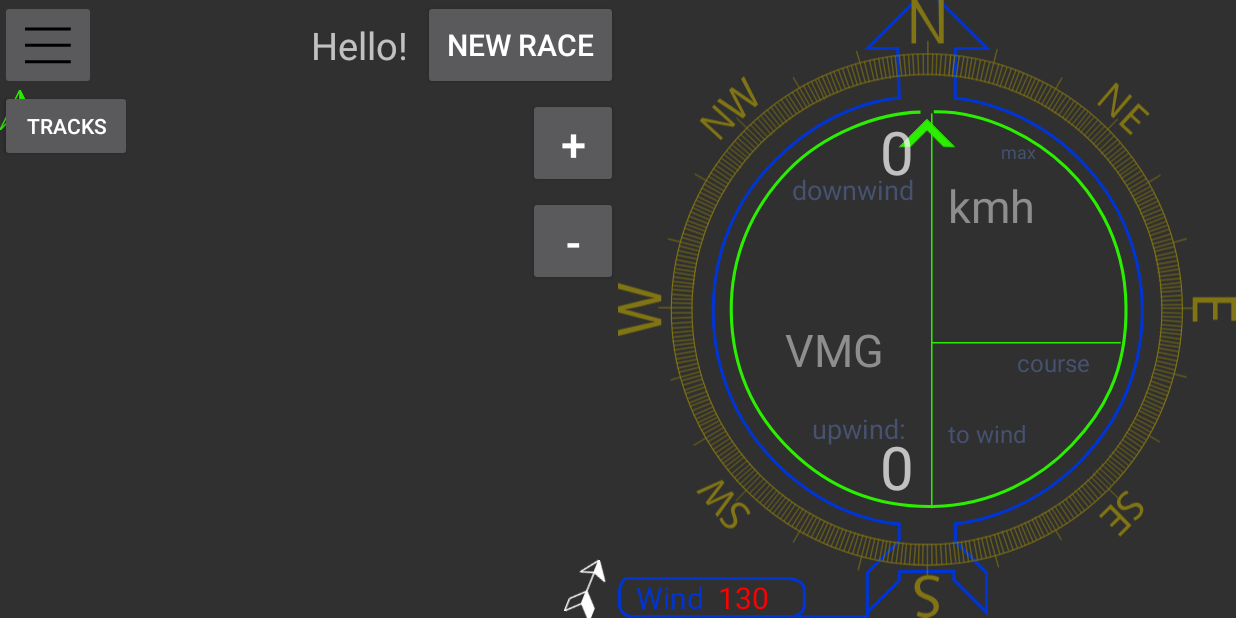
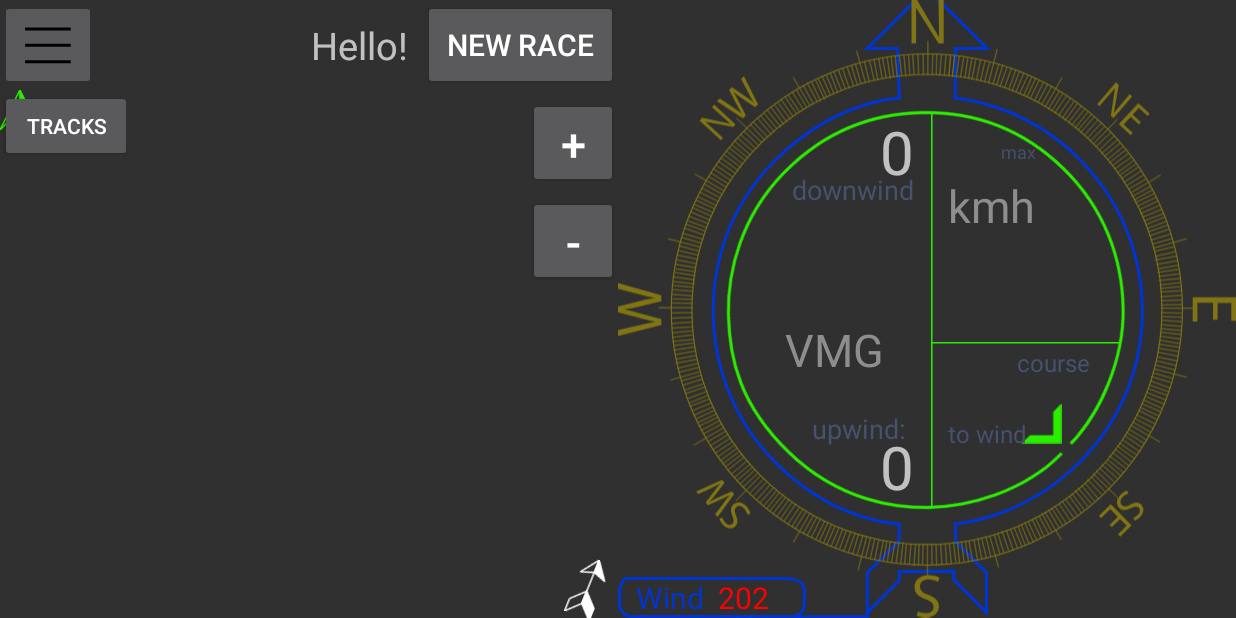
Before and after one commit to tCynik/KiteTimer, an Android app: the screen it shows after launch (MainActivity), on a phone screen of 824 x 412 dp (held sideways). Run offline under Robolectric (Android 15) with nearby library versions, the phone set to English and light mode, and no system bars; pictures from the network do not load; 2 statements that could not run were skipped.

Commit message:
fixed bug with the non-changing wind direction field in sailingTools

```diff
--- a/src/main/java/com/example/racertimer/sailingToolsFragment/SailingToolsFragment.java
+++ b/src/main/java/com/example/racertimer/sailingToolsFragment/SailingToolsFragment.java
@@ -72,6 +72,7 @@ public class SailingToolsFragment extends Fragment {
 
         initManualWindSetting();
         passInstanceToMain();
+        arrowsLayoutCL.setRotation(135);// поворачиваем вьюшку
 
         initLocationHerald();
         return view;
@@ -114,6 +115,7 @@ public class SailingToolsFragment extends Fragment {
             @Override
             public void onChanged(Integer value) {
                 bearingTV.setText(String.valueOf(bearing));
+                Log.i("bugfix", "bearing is $bearing");
                 arrowsLayoutCL.setRotation(bearing);// поворачиваем вьюшку
             }
         });
@@ -154,7 +156,12 @@ public class SailingToolsFragment extends Fragment {
             }
         });
 
-        // TODO: init field observers to observ ViewModel
+        viewModel.getWindDirectionLive().observe(getViewLifecycleOwner(), new Observer<Integer>() {
+            @Override
+            public void onChanged(Integer value) {
+                windTV.setText(value.toString());
+            }
+        });
     }
 
     private void initManualWindSetting() {
--- a/src/main/java/com/example/racertimer/sailingToolsFragment/ViewModel.kt
+++ b/src/main/java/com/example/racertimer/sailingToolsFragment/ViewModel.kt
@@ -1,5 +1,6 @@
 package com.example.racertimer.sailingToolsFragment
 
+import android.util.Log
 import androidx.lifecycle.MutableLiveData
 import androidx.lifecycle.ViewModel
 
@@ -13,6 +14,7 @@ class ViewModel: ViewModel() {
     var maxUpwindLive = MutableLiveData<Int>()
     var maxDownwindLive = MutableLiveData<Int>()
     var bearingLive = MutableLiveData<Int>()
+    var windDirectionLive = MutableLiveData<Int>()
     var courseToWindLive = MutableLiveData<Int>()
 
 
@@ -50,14 +52,13 @@ class ViewModel: ViewModel() {
     }
 
     fun onLocationChanged(velocityMpS: Int, bearing: Int) {
-        //val velocityKMH = (velocityMS * 3.6).toInt()
         model.onLocationChanged(velocityMpS, bearing)
-        //speedLive.value = velocityMS
         bearingLive.value = bearing
     }
 
     fun onWindChanged(windDirection: Int) {
         model.onWindChanged(windDirection)
+        windDirectionLive.value = windDirection
     }
 
     fun resetMaximums() {
```
